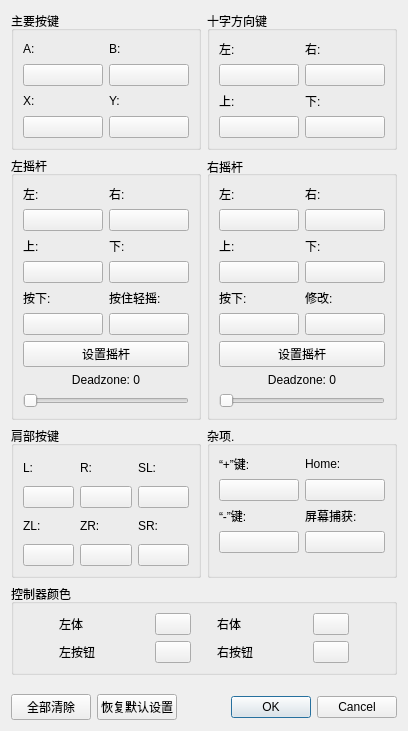
Old version of the form src/yuzu/configuration/configure_input_player.ui in the repository formylover/yuzu-early-access.
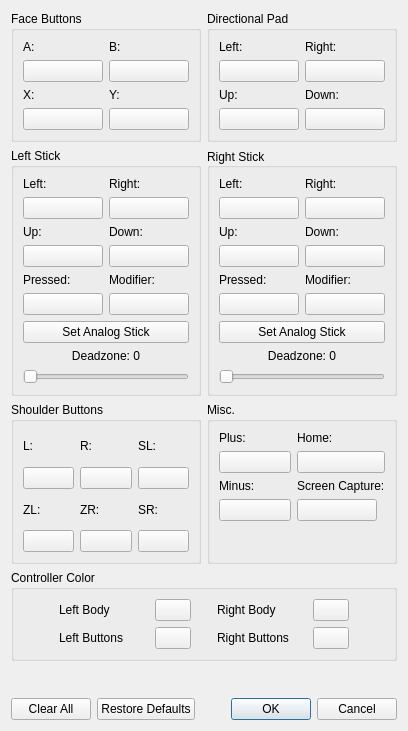
New version of the form.

Patch:
```diff
--- a/src/yuzu/configuration/configure_input_player.ui
+++ b/src/yuzu/configuration/configure_input_player.ui
@@ -19,7 +19,7 @@
      <item row="1" column="1">
       <widget class="QGroupBox" name="RStick">
        <property name="title">
-        <string>右摇杆</string>
+        <string>Right Stick</string>
        </property>
        <property name="alignment">
         <set>Qt::AlignLeading|Qt::AlignLeft|Qt::AlignVCenter</set>
@@ -38,7 +38,7 @@
             <item>
              <widget class="QLabel" name="labelRStickDown">
               <property name="text">
-               <string>下:</string>
+               <string>Down:</string>
               </property>
              </widget>
             </item>
@@ -60,7 +60,7 @@
             <item>
              <widget class="QLabel" name="labelRStickRight">
               <property name="text">
-               <string>右:</string>
+               <string>Right:</string>
               </property>
              </widget>
             </item>
@@ -78,7 +78,7 @@
         <item row="3" column="0" colspan="2">
          <widget class="QPushButton" name="buttonRStickAnalog">
           <property name="text">
-           <string>设置摇杆</string>
+           <string>Set Analog Stick</string>
           </property>
          </widget>
         </item>
@@ -89,7 +89,7 @@
             <item>
              <widget class="QLabel" name="labelRStickLeft">
               <property name="text">
-               <string>左:</string>
+               <string>Left:</string>
               </property>
              </widget>
             </item>
@@ -111,7 +111,7 @@
             <item>
              <widget class="QLabel" name="labelRStickUp">
               <property name="text">
-               <string>上:</string>
+               <string>Up:</string>
               </property>
              </widget>
             </item>
@@ -133,7 +133,7 @@
             <item>
              <widget class="QLabel" name="labelRStickPressed">
               <property name="text">
-               <string>按下:</string>
+               <string>Pressed:</string>
               </property>
              </widget>
             </item>
@@ -155,7 +155,7 @@
             <item>
              <widget class="QLabel" name="labelRStickMod">
               <property name="text">
-               <string>修改:</string>
+               <string>Modifier:</string>
               </property>
              </widget>
             </item>
@@ -214,7 +214,7 @@
      <item row="0" column="1">
       <widget class="QGroupBox" name="Dpad">
        <property name="title">
-        <string>十字方向键</string>
+        <string>Directional Pad</string>
        </property>
        <property name="flat">
         <bool>false</bool>
@@ -230,7 +230,7 @@
             <item>
              <widget class="QLabel" name="labelDpadUp">
               <property name="text">
-               <string>上:</string>
+               <string>Up:</string>
               </property>
              </widget>
             </item>
@@ -252,7 +252,7 @@
             <item>
              <widget class="QLabel" name="labelDpadDown">
               <property name="text">
-               <string>下:</string>
+               <string>Down:</string>
               </property>
              </widget>
             </item>
@@ -280,7 +280,7 @@
                </size>
               </property>
               <property name="text">
-               <string>左:</string>
+               <string>Left:</string>
               </property>
              </widget>
             </item>
@@ -308,7 +308,7 @@
                </size>
               </property>
               <property name="text">
-               <string>右:</string>
+               <string>Right:</string>
               </property>
              </widget>
             </item>
@@ -329,7 +329,7 @@
      <item row="0" column="0">
       <widget class="QGroupBox" name="faceButtons">
        <property name="title">
-        <string>主要按键</string>
+        <string>Face Buttons</string>
        </property>
        <property name="flat">
         <bool>false</bool>
@@ -444,7 +444,7 @@
      <item row="5" column="0" colspan="2">
       <widget class="QGroupBox" name="controller_color">
        <property name="title">
-        <string>控制器颜色</string>
+        <string>Controller Color</string>
        </property>
        <layout class="QGridLayout" name="gridLayout_10" columnstretch="0,0,0,0,0,0,0">
         <item row="0" column="0">
@@ -463,7 +463,7 @@
         <item row="0" column="1">
          <widget class="QLabel" name="left_body_label">
           <property name="text">
-           <string>左体</string>
+           <string>Left Body</string>
           </property>
          </widget>
         </item>
@@ -489,7 +489,7 @@
            </size>
           </property>
           <property name="text">
-           <string>左按钮</string>
+           <string>Left Buttons</string>
           </property>
          </widget>
         </item>
@@ -521,7 +521,7 @@
         <item row="0" column="4">
          <widget class="QLabel" name="right_body_label">
           <property name="text">
-           <string>右体</string>
+           <string>Right Body</string>
           </property>
          </widget>
         </item>
@@ -534,7 +534,7 @@
            </size>
           </property>
           <property name="text">
-           <string>右按钮</string>
+           <string>Right Buttons</string>
           </property>
          </widget>
         </item>
@@ -635,7 +635,7 @@
      <item row="1" column="0">
       <widget class="QGroupBox" name="LStick">
        <property name="title">
-        <string>左摇杆</string>
+        <string>Left Stick</string>
        </property>
        <property name="flat">
         <bool>false</bool>
@@ -651,7 +651,7 @@
             <item>
              <widget class="QLabel" name="labelLStickUp">
               <property name="text">
-               <string>上:</string>
+               <string>Up:</string>
               </property>
              </widget>
             </item>
@@ -673,7 +673,7 @@
             <item>
              <widget class="QLabel" name="labelLStickRight">
               <property name="text">
-               <string>右:</string>
+               <string>Right:</string>
               </property>
              </widget>
             </item>
@@ -691,7 +691,7 @@
         <item row="4" column="1" colspan="2">
          <widget class="QPushButton" name="buttonLStickAnalog">
           <property name="text">
-           <string>设置摇杆</string>
+           <string>Set Analog Stick</string>
           </property>
          </widget>
         </item>
@@ -702,7 +702,7 @@
             <item>
              <widget class="QLabel" name="labelLStickLeft">
               <property name="text">
-               <string>左:</string>
+               <string>Left:</string>
               </property>
              </widget>
             </item>
@@ -724,7 +724,7 @@
             <item>
              <widget class="QLabel" name="labelLStickDown">
               <property name="text">
-               <string>下:</string>
+               <string>Down:</string>
               </property>
              </widget>
             </item>
@@ -746,7 +746,7 @@
             <item>
              <widget class="QLabel" name="labelLStickMod">
               <property name="text">
-               <string>按住轻摇:</string>
+               <string>Modifier:</string>
               </property>
              </widget>
             </item>
@@ -768,7 +768,7 @@
             <item>
              <widget class="QLabel" name="labelLStickPressed">
               <property name="text">
-               <string>按下:</string>
+               <string>Pressed:</string>
               </property>
              </widget>
             </item>
@@ -830,7 +830,7 @@
      <item row="3" column="0">
       <widget class="QGroupBox" name="shoulderButtons">
        <property name="title">
-        <string>肩部按键</string>
+        <string>Shoulder Buttons</string>
        </property>
        <property name="flat">
         <bool>false</bool>
@@ -977,7 +977,7 @@
      <item row="3" column="1">
       <widget class="QGroupBox" name="misc">
        <property name="title">
-        <string>杂项.</string>
+        <string>Misc.</string>
        </property>
        <property name="flat">
         <bool>false</bool>
@@ -993,7 +993,7 @@
             <item>
              <widget class="QLabel" name="labelMinus">
               <property name="text">
-               <string>“-”键:</string>
+               <string>Minus:</string>
               </property>
              </widget>
             </item>
@@ -1028,7 +1028,7 @@
             <item>
              <widget class="QLabel" name="labelPlus">
               <property name="text">
-               <string>“+”键:</string>
+               <string>Plus:</string>
               </property>
              </widget>
             </item>
@@ -1072,7 +1072,7 @@
             <item>
              <widget class="QLabel" name="labelScreenshot">
               <property name="text">
-               <string>屏幕捕获:</string>
+               <string>Screen Capture:</string>
               </property>
               <property name="wordWrap">
                <bool>false</bool>
@@ -1149,7 +1149,7 @@
         <enum>Qt::LeftToRight</enum>
        </property>
        <property name="text">
-        <string>全部清除</string>
+        <string>Clear All</string>
        </property>
       </widget>
      </item>
@@ -1177,7 +1177,7 @@
         <enum>Qt::LeftToRight</enum>
        </property>
        <property name="text">
-        <string>恢复默认设置</string>
+        <string>Restore Defaults</string>
        </property>
       </widget>
      </item>
```
Left out of the diff: 2 changed lines with no effect on the pictures.
